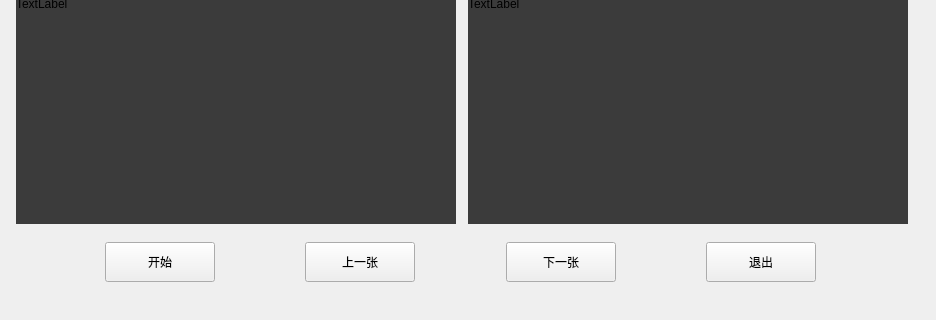
Qt form mainwindow.ui (heaodi/Spine-segmentation-using-unet) before a commit; both pictures show x 0 to 936 and y 387 to 707 of the 936 by 707 pixel window.
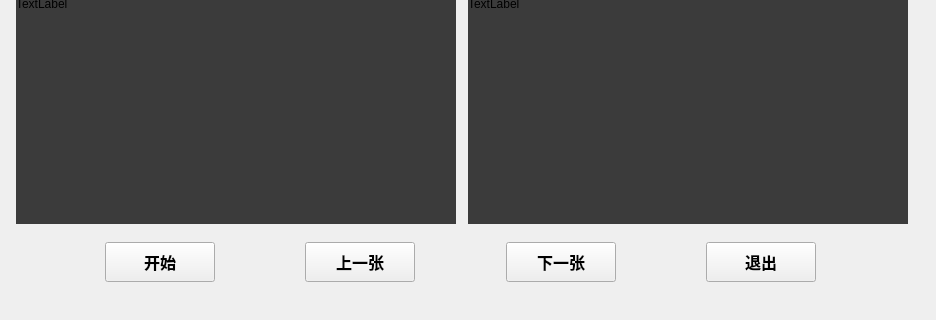
The same form after that commit.

```diff
--- a/mainwindow.ui
+++ b/mainwindow.ui
@@ -313,6 +313,14 @@
         <height>40</height>
        </size>
       </property>
+      <property name="font">
+       <font>
+        <family>微软雅黑</family>
+        <pointsize>12</pointsize>
+        <weight>75</weight>
+        <bold>true</bold>
+       </font>
+      </property>
       <property name="text">
        <string>开始</string>
       </property>
@@ -339,6 +347,14 @@
         <height>40</height>
        </size>
       </property>
+      <property name="font">
+       <font>
+        <family>微软雅黑</family>
+        <pointsize>12</pointsize>
+        <weight>75</weight>
+        <bold>true</bold>
+       </font>
+      </property>
       <property name="text">
        <string>上一张</string>
       </property>
@@ -365,6 +381,14 @@
         <height>40</height>
        </size>
       </property>
+      <property name="font">
+       <font>
+        <family>微软雅黑</family>
+        <pointsize>12</pointsize>
+        <weight>75</weight>
+        <bold>true</bold>
+       </font>
+      </property>
       <property name="text">
        <string>下一张</string>
       </property>
@@ -391,6 +415,14 @@
         <height>40</height>
        </size>
       </property>
+      <property name="font">
+       <font>
+        <family>微软雅黑</family>
+        <pointsize>12</pointsize>
+        <weight>75</weight>
+        <bold>true</bold>
+       </font>
+      </property>
       <property name="text">
        <string>退出</string>
       </property>
```
Left out of the diff: 9 changed lines with no effect on the pictures.
